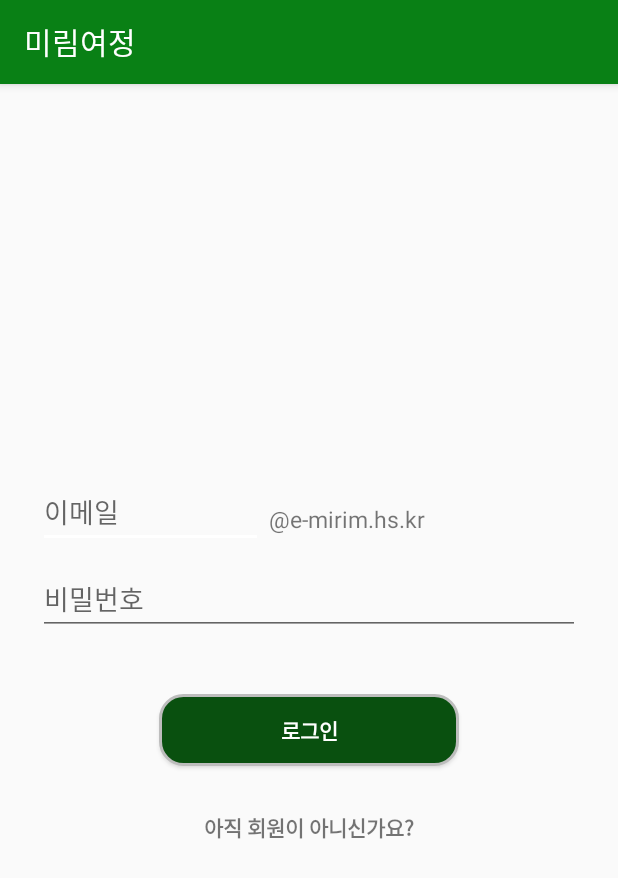
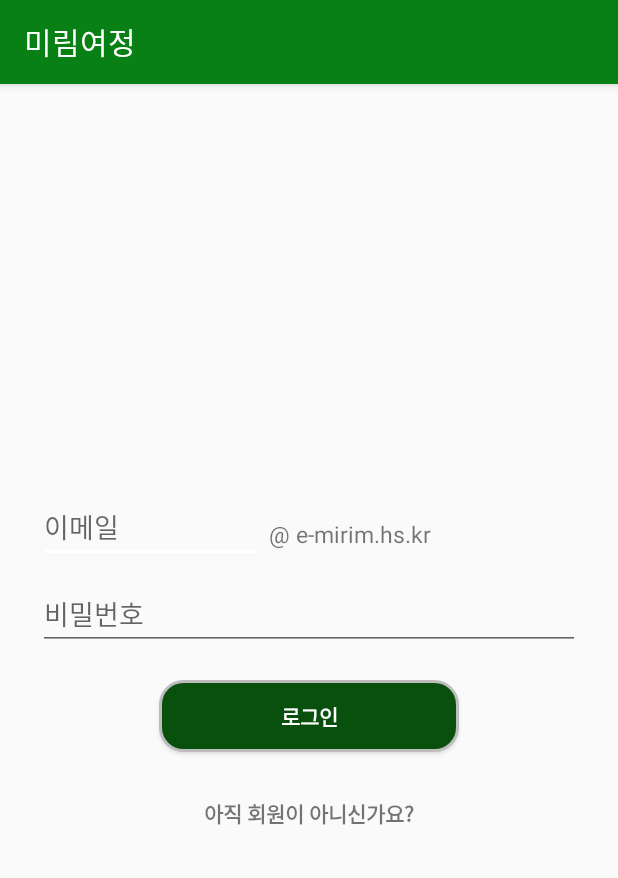
Before and after one commit to kibanana/MirimAPP, an Android app: the screen it shows after launch (LoginActivity), on a phone screen of 412 x 824 dp. Shown: the top 878 px of the screen. Run offline under Robolectric (Android 15) with nearby library versions, the phone set to English and light mode, and no system bars; 7 statements that could not run were skipped.

Commit message:
불필요한 TextView 제거, layout gravity left -> start

```diff
--- a/app/src/main/res/layout/activity_login.xml
+++ b/app/src/main/res/layout/activity_login.xml
@@ -1,6 +1,5 @@
 <?xml version="1.0" encoding="utf-8"?>
 <LinearLayout xmlns:android="http://schemas.android.com/apk/res/android"
-    xmlns:app="http://schemas.android.com/apk/res-auto"
     xmlns:tools="http://schemas.android.com/tools"
     android:layout_width="match_parent"
     android:layout_height="match_parent"
@@ -22,13 +21,13 @@
         android:inputType="textEmailAddress"
         android:maxLines="1"
         android:singleLine="true"
-        android:layout_gravity="left"
+        android:layout_gravity="start"
         android:layout_marginBottom="10dp"/>
 
     <TextView
         android:layout_width="150dp"
         android:layout_height="wrap_content"
-        android:text=" @e-mirim.hs.kr "
+        android:text=" @ e-mirim.hs.kr "
         android:textSize="15sp"
         android:layout_gravity="center_vertical"/>
 
@@ -46,13 +45,6 @@
         android:maxLines="1"
         android:singleLine="true"
         android:layout_marginBottom="10dp"/>
-
-    <TextView
-        android:id="@+id/because_in"
-        android:layout_width="match_parent"
-        android:layout_height="wrap_content"
-        android:textColor="#ff0000"
-        android:layout_gravity="left"/>
 
     <Button
         android:id="@+id/button_main_login"
```
